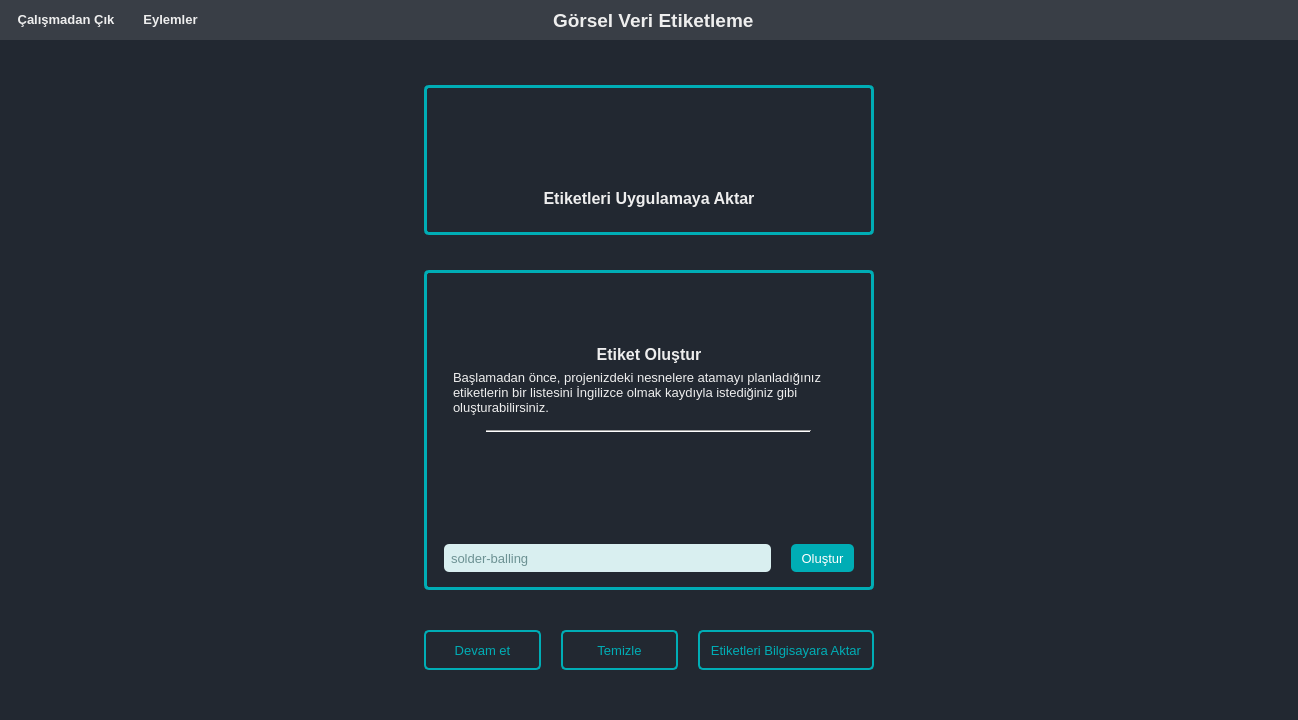
Qt form templates/ui/mainWindow.ui (ismaildrcn/data-labeling) before a commit.
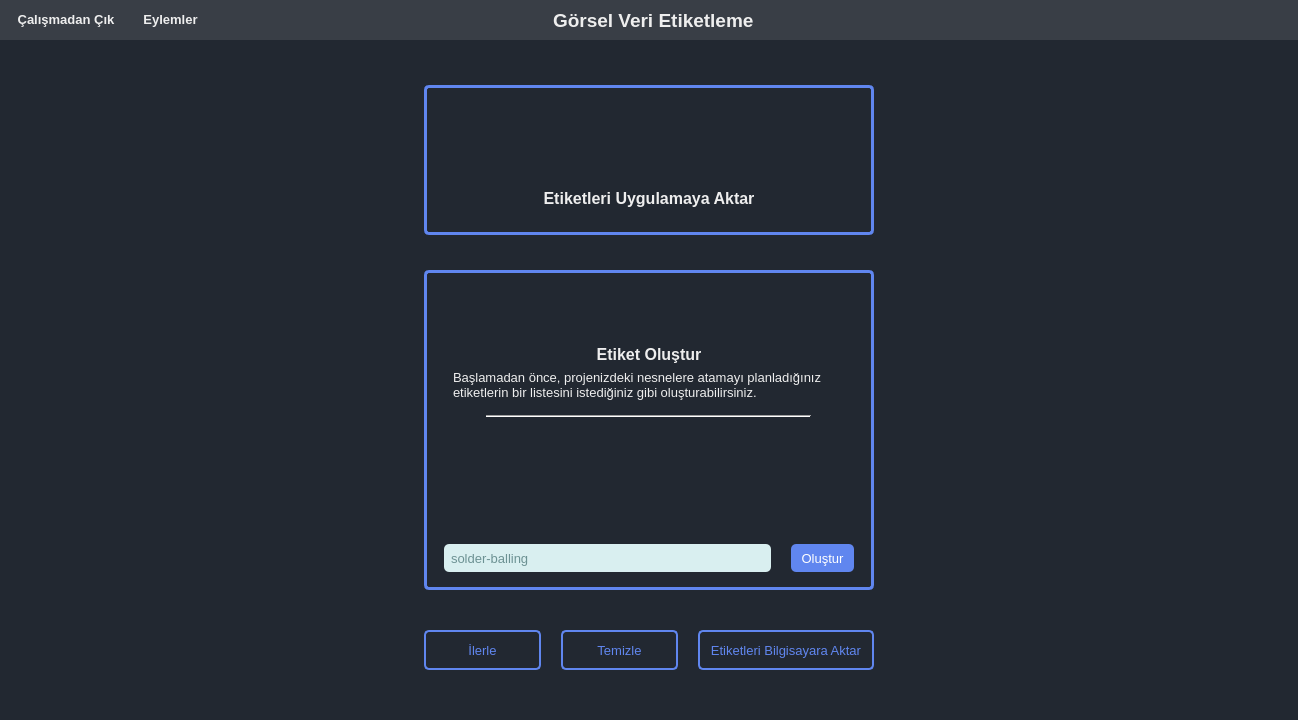
The same form after that commit. The open tabs and pages were chosen to show the change. Icons and pictures are not drawn.

```diff
--- a/templates/ui/mainWindow.ui
+++ b/templates/ui/mainWindow.ui
@@ -44,22 +44,6 @@
 QLineEdit:focus{
 	border: 1px solid #00ADB5;
 }
-
-QHeaderView{
-	background-color: transparent;
-	color: #EEEEEE;
-}
-QHeaderView:section:horizontal{
-	background-color: transparent;
-	border:none;
-	padding-bottom: 5px;
-	border-bottom: 2px solid #00ADB5;
-}
-QHeaderView:section:vertical{
-	background-color: transparent;
-	border:none;
-	padding-bottom: 5px;
-	}
 QScrollBar:vertical {
 	background: transparent; 
 	width: 15px;
@@ -563,7 +547,7 @@
        <property name="styleSheet">
         <string notr="true">#widget_init_label_area, #widget_insert_label_area{
 	border-radius:5px;
-	border: 3px solid #00ADB5;
+	border: 3px solid #6086EF;
 }
 QListWidget{
 	border:none;
@@ -571,7 +555,7 @@
 	color: #EEEEEE;
 }
 QPushButton{
-	background-color: #00ADB5;
+	background-color: #6086EF;
 	color: #FFFFFF;
 	border-radius: 5px;
 	padding: 5px 10px 5px 10px;
@@ -712,7 +696,7 @@
               <item>
                <widget class="QLabel" name="label_2">
                 <property name="text">
-                 <string>&lt;html&gt;&lt;head/&gt;&lt;body&gt;&lt;p&gt;&lt;span style=&quot; font-size:10pt;&quot;&gt;Başlamadan önce, projenizdeki nesnelere atamayı planladığınız etiketlerin bir listesini İngilizce olmak kaydıyla istediğiniz gibi oluşturabilirsiniz.&lt;/span&gt;&lt;/p&gt;&lt;/body&gt;&lt;/html&gt;</string>
+                 <string>&lt;html&gt;&lt;head/&gt;&lt;body&gt;&lt;p&gt;&lt;span style=&quot; font-size:10pt;&quot;&gt;Başlamadan önce, projenizdeki nesnelere atamayı planladığınız etiketlerin bir listesini istediğiniz gibi oluşturabilirsiniz.&lt;/span&gt;&lt;/p&gt;&lt;/body&gt;&lt;/html&gt;</string>
                 </property>
                 <property name="wordWrap">
                  <bool>true</bool>
@@ -831,9 +815,9 @@
           </property>
           <property name="styleSheet">
            <string notr="true">QPushButton{
-	border: 2px solid #00ADB5;
+	border: 2px solid #6086EF;
 	background-color: transparent;
-	color: #00ADB5;
+	color: #6086EF;
 	border-radius: 5px;
 	padding: 5px 10px 5px 10px;
 }
@@ -874,7 +858,7 @@
               </font>
              </property>
              <property name="text">
-              <string>Devam et</string>
+              <string>İlerle</string>
              </property>
             </widget>
            </item>
```
Left out of the diff: 12 changed lines with no effect on the pictures.
